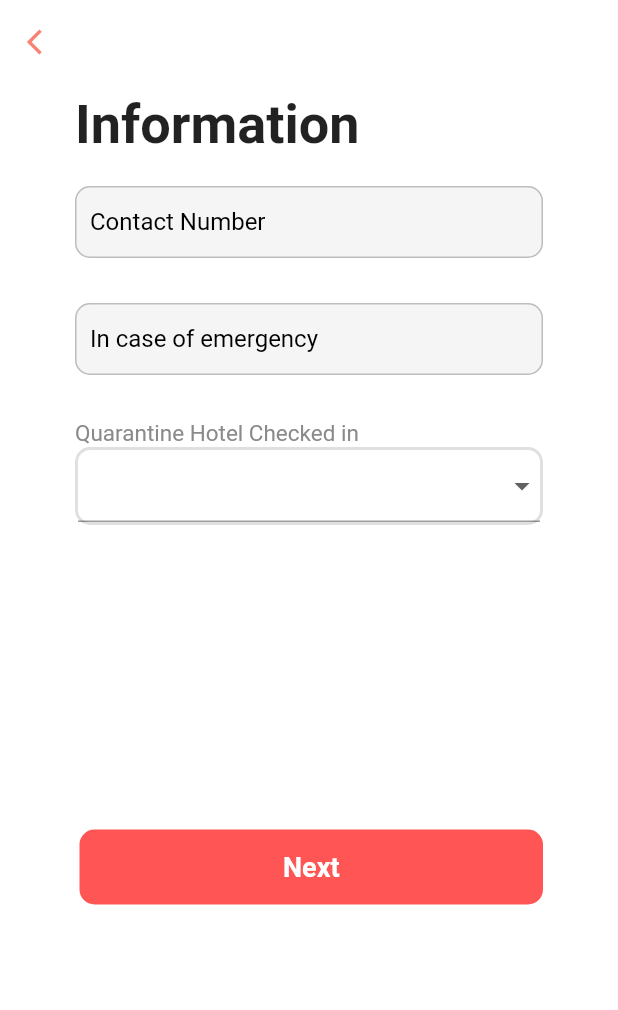
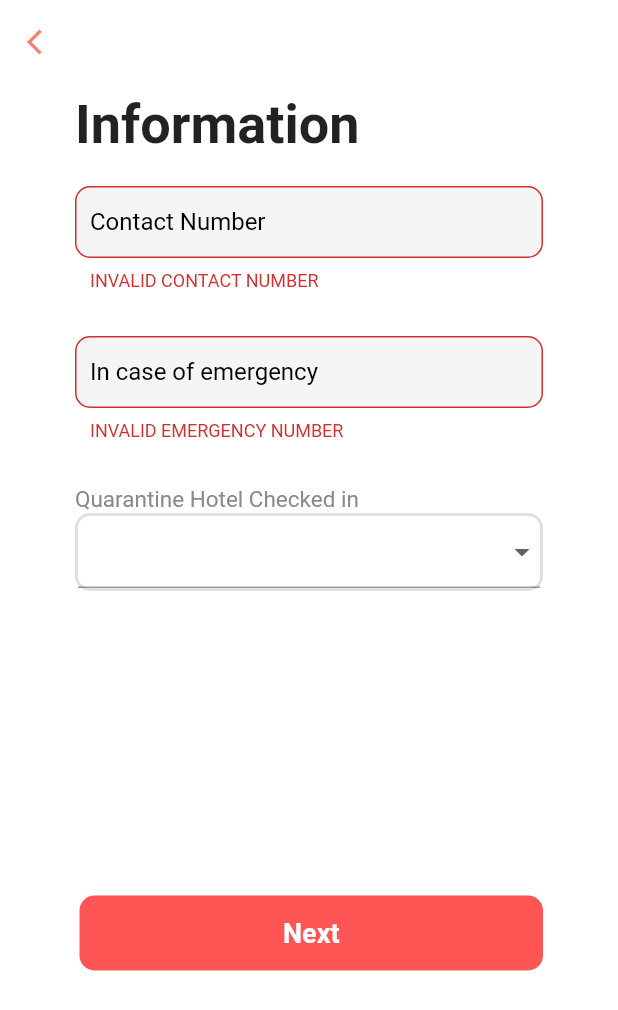
Before and after one commit to ghiedoc/QSelf--Health-Check, a Flutter app: the ContactInfoPage screen opened by its route, scrolled down 56 dp, after a tap on "Next", on a phone screen of 412 x 824 dp. Shown: the top 1010 px of the screen. Run offline on Flutter 3.47's test engine with Material 2 defaults, Android fonts, the phone set to English and light mode, and no system bars; our stand-ins replace sqflite; accounts and stored records are empty.

Commit message:
contact info check db

```diff
--- a/lib/database/DatabaseHelper.dart
+++ b/lib/database/DatabaseHelper.dart
@@ -3,10 +3,12 @@ import 'package:path/path.dart';
 import 'package:path_provider/path_provider.dart';
 import 'package:sqflite/sqflite.dart';
 
-class DatabaseHelper{
+class DatabaseHelper {
   static final _databaseName = "Database.db";
-  static final _databaseVersion = 1;
-  static final table = "user";
+  static final _databaseVersion = 4;
+
+//  PERSONAL INFO VARIABLE
+  static final table_user = "user";
   static final c_user_id = "user_id";
   static final c_email = "email";
   static final c_password = "password";
@@ -15,13 +17,22 @@ class DatabaseHelper{
   static final c_nationality = "nationality";
   static final c_passport_no = "passport_no";
 
+//  CONTACT INFO VARIABLE
+  static final table_contact_info = "table_contact_info";
+  static final c_contact_id = "contact_id";
+  static final c_contact_no = "contact_no";
+  static final c_contact_emergency = "contact_emergency";
+  static final c_quar_hotel = "quar_hotel";
+
   DatabaseHelper._privateConstructor();
+
   static final DatabaseHelper instance = DatabaseHelper._privateConstructor();
 
+  // PERSONAL INFO TABLE
   static Database _database;
 
-  Future<Database> get database async{
-    if( _database !=null)
+  Future<Database> get database async {
+    if (_database != null)
       return _database;
     _database = await _initdatabase();
     return _database;
@@ -33,14 +44,11 @@ class DatabaseHelper{
     return await openDatabase(path,
         version: _databaseVersion,
         onCreate: _onCreate);
-
-
   }
 
-//
-  Future _onCreate(Database db, int version) async{
+  Future _onCreate(Database db, int version) async {
     await db.execute(
-        "CREATE TABLE $table ("
+        "CREATE TABLE $table_user ("
             "$c_user_id INTEGER PRIMARY KEY, "
             "$c_email TEXT, "
             "$c_password TEXT,"
@@ -48,11 +56,24 @@ class DatabaseHelper{
             "$c_lname TEXT, "
             "$c_nationality TEXT, "
             "$c_passport_no TEXT)"
-        );
+    );
+    await db.execute(
+        "CREATE TABLE $table_contact_info ("
+            "$c_contact_id INTEGER PRIMARY KEY, "
+            "$c_contact_no TEXT,"
+            "$c_contact_emergency,"
+            "$c_quar_hotel TEXT,"
+            "$c_user_id TEXT,"
+            "FOREIGN KEY ($c_user_id) REFERENCES $table_user ($c_user_id))"
+    );
+  }
+  Future<int> submit(Map<String, dynamic> row) async {
+    Database db = await instance.database;
+    return await db.insert(table_contact_info, row);
   }
 
   Future<int> insert(Map<String, dynamic> row) async {
     Database db = await instance.database;
-    return await db.insert(table, row);
+    return await db.insert(table_user, row);
   }
 }
--- a/lib/screen/contactinfo.dart
+++ b/lib/screen/contactinfo.dart
@@ -3,6 +3,8 @@ import 'package:flutter/widgets.dart';
 import 'package:flutter/services.dart';
 import 'login.dart';
 import 'start.dart';
+import 'package:flutter_trial_three/database/DatabaseHelper.dart';
+import 'data.dart';
 
 class ContactInfoPage extends StatefulWidget {
   static const routeName = '/contactinfo';
@@ -12,7 +14,6 @@ class ContactInfoPage extends StatefulWidget {
 
 class _ContactInfoPageState extends State<ContactInfoPage> {
   FocusNode myFocusNode = new FocusNode();
-
   String valueChoose;
   List hotel = [
         "Century Park Hotel",
@@ -73,6 +74,34 @@ class _ContactInfoPageState extends State<ContactInfoPage> {
         "Seda Vertis North",
   ];
 
+  final dbHelper = DatabaseHelper.instance;
+  GlobalKey<FormState> formkey = GlobalKey<FormState>();
+
+//  INSERT DATA
+  void insert() async {
+    Map<String, dynamic> row = {
+      DatabaseHelper.c_contact_no: contactData.contact_number,
+      DatabaseHelper.c_contact_emergency: contactData.contact_emergency,
+      DatabaseHelper.c_quar_hotel: contactData.quar_hotel,
+
+    };
+    final id = await dbHelper.submit(row);
+    print("pasok na database: Id is:  $id");
+  }
+
+//  validation
+  void validate(){
+    if(formkey.currentState.validate()){
+      print("VALIDATE");
+//      Navigator.of(context)
+//          .pushReplacementNamed(ContactInfoPage.routeName);
+      insert();
+    }else{
+      print("not validated");
+    }
+  }
+
+
 
   @override
   Widget build(BuildContext context) {
@@ -127,6 +156,8 @@ class _ContactInfoPageState extends State<ContactInfoPage> {
                     ),
                     Padding(
                       padding: EdgeInsets.symmetric(horizontal: 40),
+                      child: Form(
+                        key: formkey,
                       child: Column(
                         children: <Widget>[
                           SizedBox(
@@ -154,6 +185,15 @@ class _ContactInfoPageState extends State<ContactInfoPage> {
                                   borderSide: BorderSide(
                                       color: Colors.grey[400])),
                             ),
+                            validator: (value) {
+                              if(value.toString().isEmpty){
+                                return 'INVALID CONTACT NUMBER';
+                              }
+                              return null;
+                            },
+                            onChanged: (value) {
+                              contactData.contact_number = value;
+                            },
                           ),
                           SizedBox(
                             height: 30.0,
@@ -180,6 +220,15 @@ class _ContactInfoPageState extends State<ContactInfoPage> {
                                   borderSide: BorderSide(
                                       color: Colors.grey[400])),
                             ),
+                            validator: (value) {
+                              if(value.toString().isEmpty){
+                                return 'INVALID EMERGENCY NUMBER';
+                              }
+                              return null;
+                            },
+                            onChanged: (value) {
+                              contactData.contact_emergency = value;
+                            },
                           ),
                           SizedBox(
                             height: 30.0,
@@ -203,10 +252,17 @@ class _ContactInfoPageState extends State<ContactInfoPage> {
                               borderRadius: BorderRadius.circular(10),
                             ),
                             child: DropdownButtonFormField(
+                              validator: (newValue) {
+                                if(newValue.toString().isEmpty){
+                                  return 'INVALID QUARANTINE HOTEL';
+                                }
+                                return null;
+                              },
                               value: valueChoose,
                               onChanged: (newValue) {
                                 setState(() {
                                   valueChoose = newValue;
+                                  contactData.quar_hotel = newValue;
                                 });
                               },
                               items: hotel.map((valueItem) {
@@ -220,6 +276,7 @@ class _ContactInfoPageState extends State<ContactInfoPage> {
                         ],
                       ),
                     ),
+                    ),
                     Padding(
                       padding: EdgeInsets.symmetric(horizontal: 40),
                       child: Container(
@@ -230,7 +287,9 @@ class _ContactInfoPageState extends State<ContactInfoPage> {
                         child: MaterialButton(
                           minWidth: double.infinity,
                           height: 50,
-                          onPressed: () {},
+                          onPressed: () {
+                            validate();
+                          },
                           color: Color(0xFFFF5555),
                           elevation: 0,
                           shape: RoundedRectangleBorder(
--- a/lib/screen/data.dart
+++ b/lib/screen/data.dart
@@ -2,3 +2,7 @@
 class data{
 static String fname,lname, nationality, passport_no, email, password;
 }
+
+class contactData{
+  static String contact_number, contact_emergency, quar_hotel;
+}
--- a/lib/screen/travelhistory.dart
+++ b/lib/screen/travelhistory.dart
@@ -4,6 +4,7 @@ import 'login.dart';
 import 'start.dart';
 
 class TravelHistoryPage extends StatefulWidget {
+  static const routeName = '/travelhistory';
   @override
   _TravelHistoryPageState createState() => _TravelHistoryPageState();
 }
```
